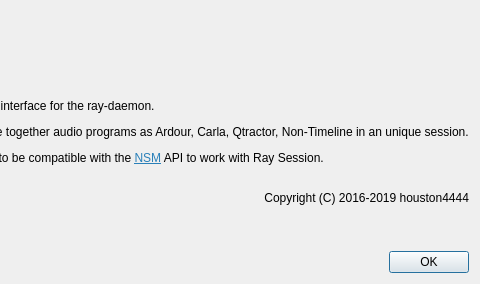
Before: the Qt Designer form resources/ui/about_raysession.ui in Houston4444/RaySession, drawn with Qt 5; both pictures show x 333 to 813 and y 0 to 284 of the 813 by 284 pixel window.
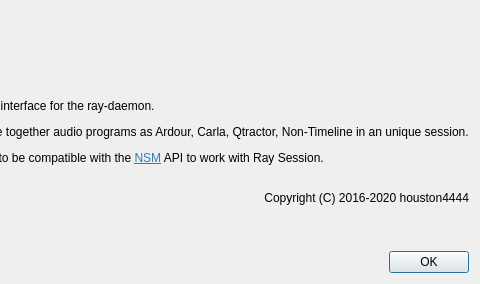
After: the same form once the commit is applied. Icons and pictures are not drawn.

Commit message: 2019 -> 2020 in the "about" text

Patch:
```diff
--- a/resources/ui/about_raysession.ui
+++ b/resources/ui/about_raysession.ui
@@ -41,7 +41,7 @@
        <item>
         <widget class="QLabel" name="labelAllText">
          <property name="text">
-          <string>&lt;html&gt;&lt;head/&gt;&lt;body&gt;&lt;p&gt;Ray Session is a Qt interface for the ray-daemon.&lt;/p&gt;&lt;p&gt;Its goal is to manage together audio programs as Ardour, Carla, Qtractor, Non-Timeline in an unique session.&lt;/p&gt;&lt;p&gt;Programs just have to be compatible with the &lt;a href=&quot;http://non.tuxfamily.org/wiki/Non%20Session%20Manager&quot;&gt;&lt;span style=&quot; text-decoration: underline; color:#2980b9;&quot;&gt;NSM&lt;/span&gt;&lt;/a&gt; API to work with Ray Session.&lt;br/&gt;&lt;/p&gt;&lt;p align=&quot;right&quot;&gt;Copyright (C) 2016-2019 houston4444&lt;/p&gt;&lt;p&gt;&lt;br/&gt;&lt;/p&gt;&lt;/body&gt;&lt;/html&gt;</string>
+          <string>&lt;html&gt;&lt;head/&gt;&lt;body&gt;&lt;p&gt;Ray Session is a Qt interface for the ray-daemon.&lt;/p&gt;&lt;p&gt;Its goal is to manage together audio programs as Ardour, Carla, Qtractor, Non-Timeline in an unique session.&lt;/p&gt;&lt;p&gt;Programs just have to be compatible with the &lt;a href=&quot;http://non.tuxfamily.org/wiki/Non%20Session%20Manager&quot;&gt;&lt;span style=&quot; text-decoration: underline; color:#2980b9;&quot;&gt;NSM&lt;/span&gt;&lt;/a&gt; API to work with Ray Session.&lt;br/&gt;&lt;/p&gt;&lt;p align=&quot;right&quot;&gt;Copyright (C) 2016-2020 houston4444&lt;/p&gt;&lt;p&gt;&lt;br/&gt;&lt;/p&gt;&lt;/body&gt;&lt;/html&gt;</string>
          </property>
          <property name="openExternalLinks">
           <bool>true</bool>
```
